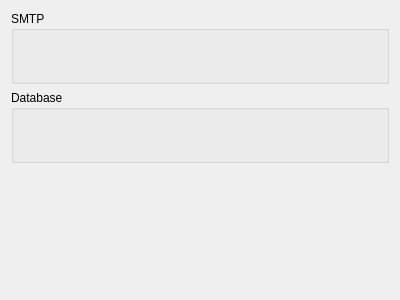
Qt form client/src/ui/widgets/settings/server_settings_widget.ui (networkoptix/nx_open) before a commit.
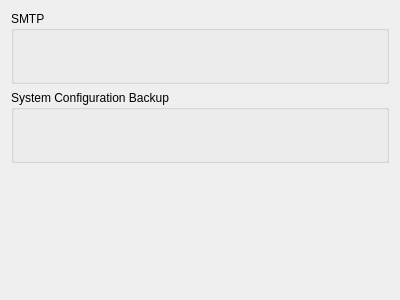
The same form after that commit. Custom widgets are drawn as their Qt base class.

Commit message:
Some fixes in wording of database backup widget.
<==== Mercurial data ====>
Branch: master

```diff
--- a/client/src/ui/widgets/settings/server_settings_widget.ui
+++ b/client/src/ui/widgets/settings/server_settings_widget.ui
@@ -36,7 +36,7 @@
    <item>
     <widget class="QGroupBox" name="groupBox_2">
      <property name="title">
-      <string>Database</string>
+      <string>System Configuration Backup</string>
      </property>
      <layout class="QHBoxLayout" name="horizontalLayout_2">
       <item>
```
The commit also changes 1 other file.
